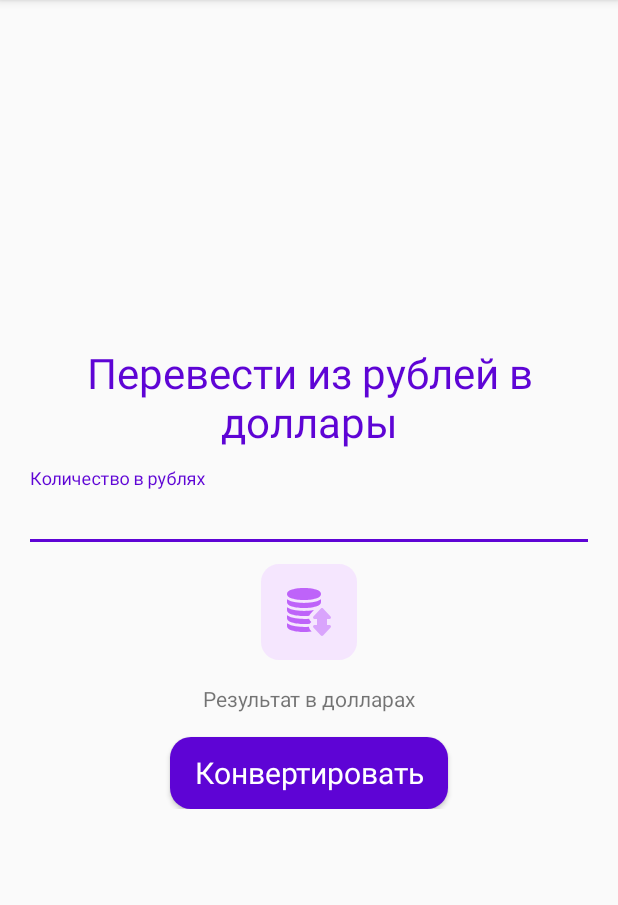
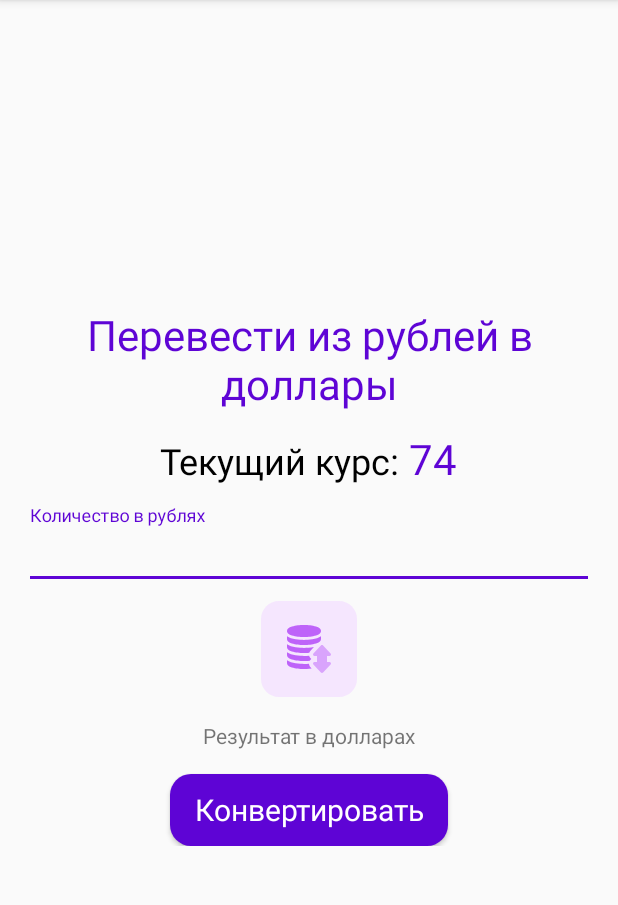
Before and after one commit to ftelnov/AndroidTestSchool, an Android app: the screen it shows after launch (MainActivity), on a phone screen of 412 x 824 dp, the part 84-989 px from its top. Run offline under Robolectric (Android 15) with nearby library versions, the phone set to English and light mode, and no system bars.

Commit message:
Добавил вывод курса на главную страницу. Основной функцонал полностью готов

```diff
--- a/app/src/main/java/com/example/androidtestschool/MainActivity.kt
+++ b/app/src/main/java/com/example/androidtestschool/MainActivity.kt
@@ -14,6 +14,7 @@ class MainActivity : AppCompatActivity() {
     override fun onCreate(savedInstanceState: Bundle?) {
         super.onCreate(savedInstanceState)
         setContentView(R.layout.activity_main)
+        exchangeRate.text = EXCHANGE_RATE.toString()
         // Скопировать значение из окна результата
         resultAmount.setOnClickListener {
             copyToClipboard(resultAmount.text)
--- a/app/src/main/res/layout/activity_main.xml
+++ b/app/src/main/res/layout/activity_main.xml
@@ -27,6 +27,31 @@
             android:gravity="center"
             android:text="@string/header_main_page_primary"
             android:textAppearance="@style/HeaderPrimary" />
+
+        <LinearLayout
+            android:id="@+id/exchangeRateLayout"
+            android:layout_width="wrap_content"
+            android:layout_height="match_parent"
+            android:layout_gravity="center"
+            android:layout_marginTop="12dp"
+            android:orientation="horizontal">
+
+            <TextView
+                android:id="@+id/rateHint"
+                android:layout_width="wrap_content"
+                android:layout_height="wrap_content"
+                android:layout_marginRight="6dp"
+                android:layout_weight="1"
+                android:text="@string/rate_hint"
+                android:textAppearance="@style/HintText" />
+
+            <TextView
+                android:id="@+id/exchangeRate"
+                android:layout_width="wrap_content"
+                android:layout_height="wrap_content"
+                android:layout_weight="1"
+                android:textAppearance="@style/HeaderPrimary" />
+        </LinearLayout>
 
         <com.google.android.material.textfield.TextInputLayout
             android:layout_width="match_parent"
--- a/app/src/main/res/values/strings.xml
+++ b/app/src/main/res/values/strings.xml
@@ -6,4 +6,5 @@
     <string name="usd_result">Результат в долларах</string>
     <string name="copied">Скопировано в буфер</string>
     <string name="wrong_format_warning">Неправильный формат ввода</string>
+    <string name="rate_hint">Текущий курс: </string>
 </resources>
--- a/app/src/main/res/values/styles.xml
+++ b/app/src/main/res/values/styles.xml
@@ -28,4 +28,8 @@
         <item name="android:textColor">@color/colorTextWhite</item>
         <item name="android:textSize">18dp</item>
     </style>
+
+    <style name="HintText">
+        <item name="android:textSize">24dp</item>
+    </style>
 </resources>
```
